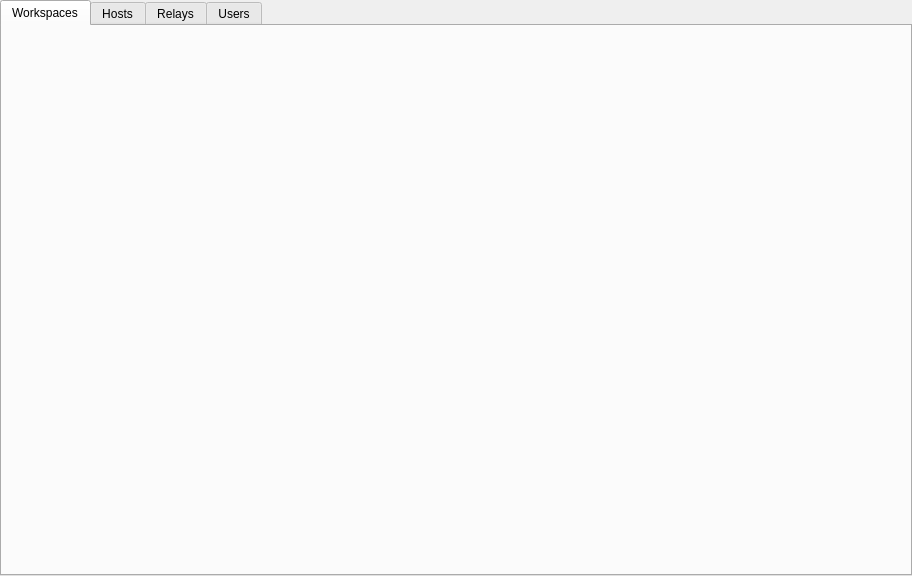
Old version of the form source/client/ui/hosts/router_widget.ui in the repository dchapyshev/aspia.
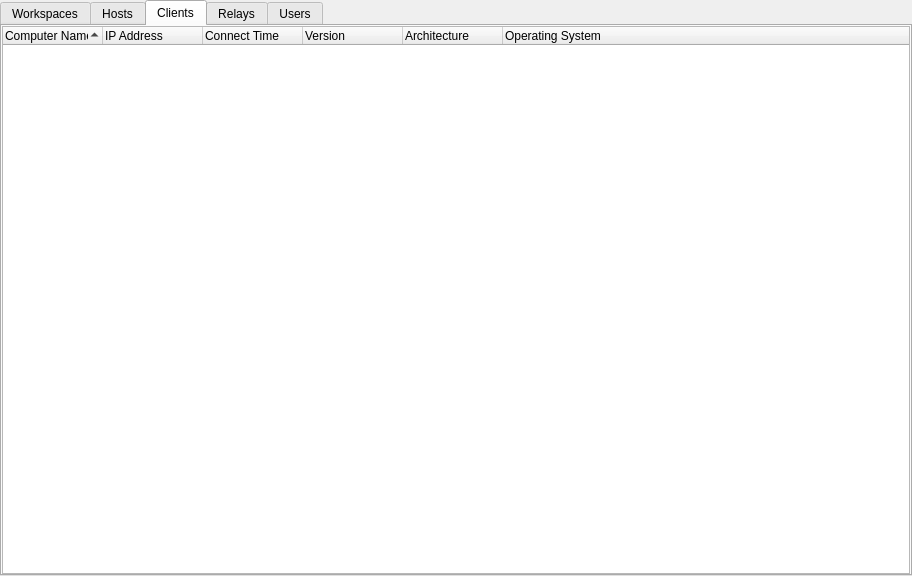
New version of the form. The open tabs and pages were chosen to show the change. Icons and pictures are not drawn.

Commit message: Added "Clients" tab for router management.

What changed in the file:
```diff
--- a/source/client/ui/hosts/router_widget.ui
+++ b/source/client/ui/hosts/router_widget.ui
@@ -117,6 +117,81 @@
        </item>
       </layout>
      </widget>
+     <widget class="QWidget" name="tab_clients">
+      <attribute name="icon">
+       <iconset resource="../../../common/resources/common.qrc">
+        <normaloff>:/img/computer.svg</normaloff>:/img/computer.svg</iconset>
+      </attribute>
+      <attribute name="title">
+       <string>Clients</string>
+      </attribute>
+      <layout class="QVBoxLayout" name="verticalLayout_5">
+       <property name="leftMargin">
+        <number>0</number>
+       </property>
+       <property name="topMargin">
+        <number>0</number>
+       </property>
+       <property name="rightMargin">
+        <number>0</number>
+       </property>
+       <property name="bottomMargin">
+        <number>0</number>
+       </property>
+       <item>
+        <widget class="QTreeWidget" name="tree_clients">
+         <property name="editTriggers">
+          <set>QAbstractItemView::EditTrigger::NoEditTriggers</set>
+         </property>
+         <property name="showDropIndicator" stdset="0">
+          <bool>false</bool>
+         </property>
+         <property name="indentation">
+          <number>0</number>
+         </property>
+         <property name="itemsExpandable">
+          <bool>false</bool>
+         </property>
+         <property name="sortingEnabled">
+          <bool>true</bool>
+         </property>
+         <property name="expandsOnDoubleClick">
+          <bool>false</bool>
+         </property>
+         <column>
+          <property name="text">
+           <string>Computer Name</string>
+          </property>
+         </column>
+         <column>
+          <property name="text">
+           <string>IP Address</string>
+          </property>
+         </column>
+         <column>
+          <property name="text">
+           <string>Connect Time</string>
+          </property>
+         </column>
+         <column>
+          <property name="text">
+           <string>Version</string>
+          </property>
+         </column>
+         <column>
+          <property name="text">
+           <string>Architecture</string>
+          </property>
+         </column>
+         <column>
+          <property name="text">
+           <string>Operating System</string>
+          </property>
+         </column>
+        </widget>
+       </item>
+      </layout>
+     </widget>
      <widget class="QWidget" name="tab_relays">
       <attribute name="icon">
        <iconset resource="../../../common/resources/common.qrc">
```
The commit also changes 33 other files.
